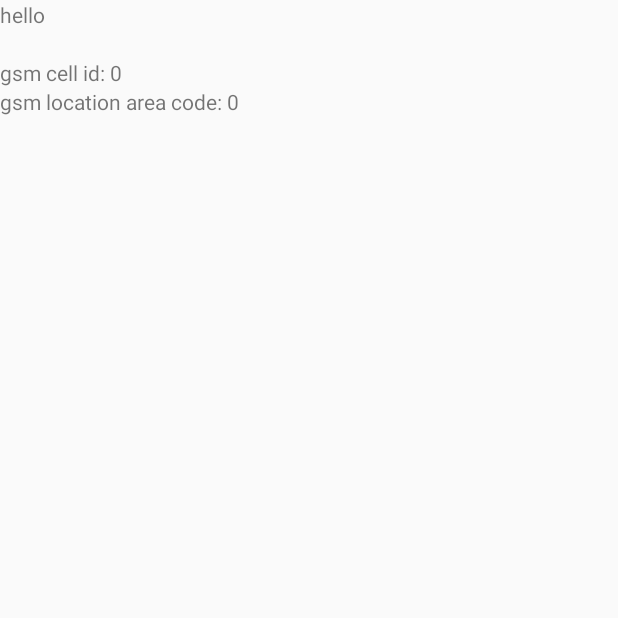
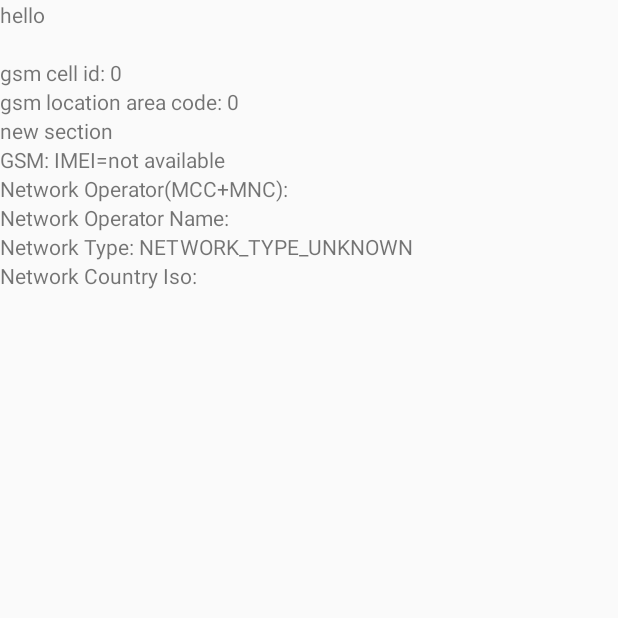
Before and after one commit to iamjosephvarghese/MobileTower, an Android app: the screen it shows after launch (MainActivity), on a phone screen of 412 x 824 dp, the top half of it. Run offline under Robolectric (Android 15) with nearby library versions, the phone set to English and light mode, and no system bars; 4 statements that could not run were skipped.

Commit message:
some changes done

```diff
--- a/app/src/main/java/jv/roundemlon/mobiletower/MainActivity.java
+++ b/app/src/main/java/jv/roundemlon/mobiletower/MainActivity.java
@@ -21,8 +21,24 @@ public class MainActivity extends Activity {
         TextView textLAC = (TextView)findViewById(R.id.lac);
 
 
+        TextView textDeviceID = (TextView)findViewById(R.id.deviceid);
+        TextView textNetworkOperator = (TextView)findViewById(R.id.networkoperator);
+        TextView textNetworkOperatorName = (TextView)findViewById(R.id.networkoperatorname);
+        TextView textNetworkType = (TextView)findViewById(R.id.networktype);
+        TextView textNetworkCountryIso = (TextView)findViewById(R.id.networkcountryiso);
 
+        //retrieve a reference to an instance of TelephonyManager
         TelephonyManager telephonyManager = (TelephonyManager)getSystemService(Context.TELEPHONY_SERVICE);
+
+        textDeviceID.setText(getDeviceID(telephonyManager));
+        textNetworkOperator.setText("Network Operator(MCC+MNC): " + telephonyManager.getNetworkOperator());
+        textNetworkOperatorName.setText("Network Operator Name: " + telephonyManager.getNetworkOperatorName());
+        textNetworkType.setText("Network Type: " + getNetworkType(telephonyManager));
+        textNetworkCountryIso.setText("Network Country Iso:" + telephonyManager.getNetworkCountryIso());
+
+
+//remove comment when removing the nnetwork provided code
+   //     TelephonyManager telephonyManager = (TelephonyManager)getSystemService(Context.TELEPHONY_SERVICE);
 //        try{
         GsmCellLocation cellLocation = (GsmCellLocation)telephonyManager.getCellLocation();
 //        }catch (Exception e){
@@ -40,4 +56,85 @@ public class MainActivity extends Activity {
         Log.d("GSM CELL ID",  String.valueOf(cid));
         Log.d("GSM Location Code", String.valueOf(lac));
     }
+
+
+    String getNetworkType(TelephonyManager phonyManager){
+        int type = phonyManager.getNetworkType();
+
+        switch(type){
+            case TelephonyManager.NETWORK_TYPE_UNKNOWN:
+                return "NETWORK_TYPE_UNKNOWN";
+            case TelephonyManager.NETWORK_TYPE_GPRS:
+                return "NETWORK_TYPE_GPRS";
+            case TelephonyManager.NETWORK_TYPE_EDGE:
+                return "NETWORK_TYPE_EDGE";
+            case TelephonyManager.NETWORK_TYPE_UMTS:
+                return "NETWORK_TYPE_UMTS";
+            case TelephonyManager.NETWORK_TYPE_HSDPA:
+                return "NETWORK_TYPE_HSDPA";
+            case TelephonyManager.NETWORK_TYPE_HSUPA:
+                return "NETWORK_TYPE_HSUPA";
+            case TelephonyManager.NETWORK_TYPE_HSPA:
+                return "NETWORK_TYPE_HSPA";
+            case TelephonyManager.NETWORK_TYPE_CDMA:
+                return "NETWORK_TYPE_CDMA";
+            case TelephonyManager.NETWORK_TYPE_EVDO_0:
+                return "NETWORK_TYPE_EVDO_0";
+            case TelephonyManager.NETWORK_TYPE_EVDO_A:
+                return "NETWORK_TYPE_EVDO_0";
+  /* Since: API Level 9
+   *  case TelephonyManager.NETWORK_TYPE_EVDO_B:
+   *  return "NETWORK_TYPE_EVDO_B";
+   */
+            case TelephonyManager.NETWORK_TYPE_1xRTT:
+                return "NETWORK_TYPE_1xRTT";
+            case TelephonyManager.NETWORK_TYPE_IDEN:
+                return "NETWORK_TYPE_IDEN";
+  /* Since: API Level 11
+   *  case TelephonyManager.NETWORK_TYPE_LTE:
+   * return "NETWORK_TYPE_LTE";
+   */
+  /* Since: API Level 11
+   *  case TelephonyManager.NETWORK_TYPE_EHRPD:
+   *  return "NETWORK_TYPE_EHRPD";
+   */
+            default:
+                return "unknown";
+
+        }
+    }
+
+    String getDeviceID(TelephonyManager phonyManager){
+
+        String id = phonyManager.getDeviceId();
+
+        if (id == null){
+            id = "not available";
+        }
+
+        int phoneType = phonyManager.getPhoneType();
+        switch(phoneType){
+            case TelephonyManager.PHONE_TYPE_NONE:
+                return "NONE: " + id;
+
+            case TelephonyManager.PHONE_TYPE_GSM:
+                return "GSM: IMEI=" + id;
+
+            case TelephonyManager.PHONE_TYPE_CDMA:
+                return "CDMA: MEID/ESN=" + id;
+
+  /*
+   *  for API Level 11 or above
+   *  case TelephonyManager.PHONE_TYPE_SIP:
+   *   return "SIP";
+   */
+
+            default:
+                return "UNKNOWN: ID=" + id;
+        }
+
+    }
+
+
+
 }
--- a/app/src/main/res/layout/activity_main.xml
+++ b/app/src/main/res/layout/activity_main.xml
@@ -27,4 +27,42 @@
         android:layout_width="fill_parent"
         android:layout_height="wrap_content"
         />
+
+
+
+    <TextView
+        android:id="@+id/simple"
+        android:layout_width="fill_parent"
+        android:layout_height="wrap_content"
+        android:text="new section"
+        />
+
+
+
+    <TextView
+        android:id="@+id/deviceid"
+        android:layout_width="fill_parent"
+        android:layout_height="wrap_content"
+        />
+    <TextView
+        android:id="@+id/networkoperator"
+        android:layout_width="fill_parent"
+        android:layout_height="wrap_content"
+        />
+    <TextView
+        android:id="@+id/networkoperatorname"
+        android:layout_width="fill_parent"
+        android:layout_height="wrap_content"
+        />
+    <TextView
+        android:id="@+id/networktype"
+        android:layout_width="fill_parent"
+        android:layout_height="wrap_content"
+        />
+    <TextView
+        android:id="@+id/networkcountryiso"
+        android:layout_width="fill_parent"
+        android:layout_height="wrap_content"
+        />
+
 </LinearLayout>
```
